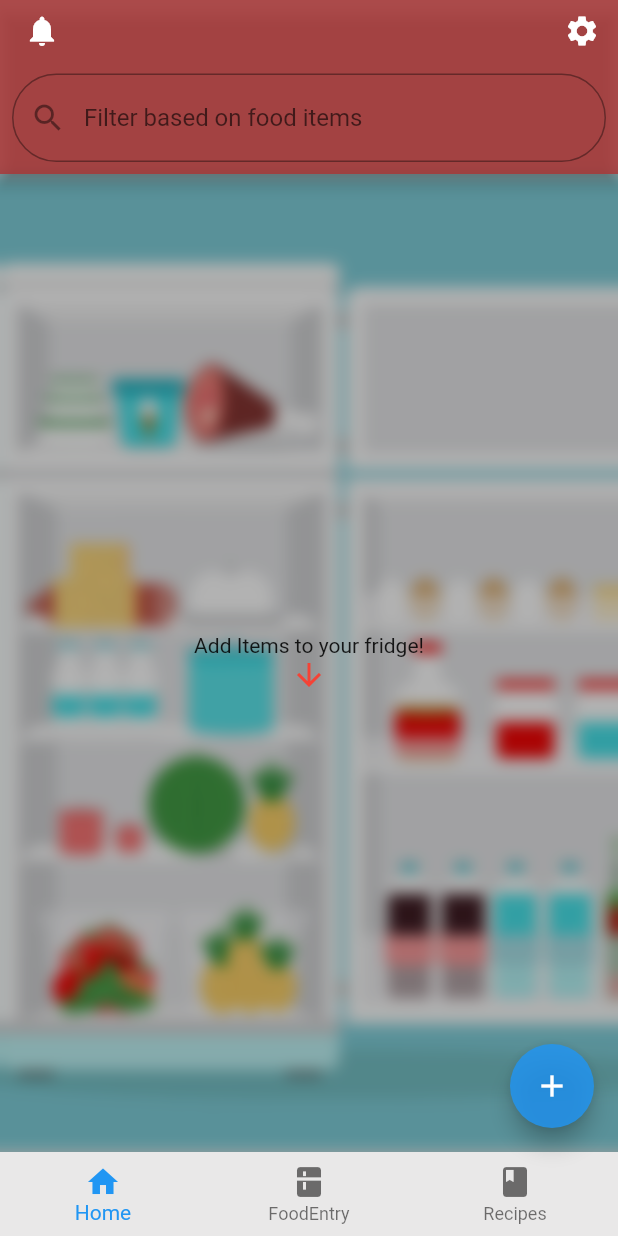
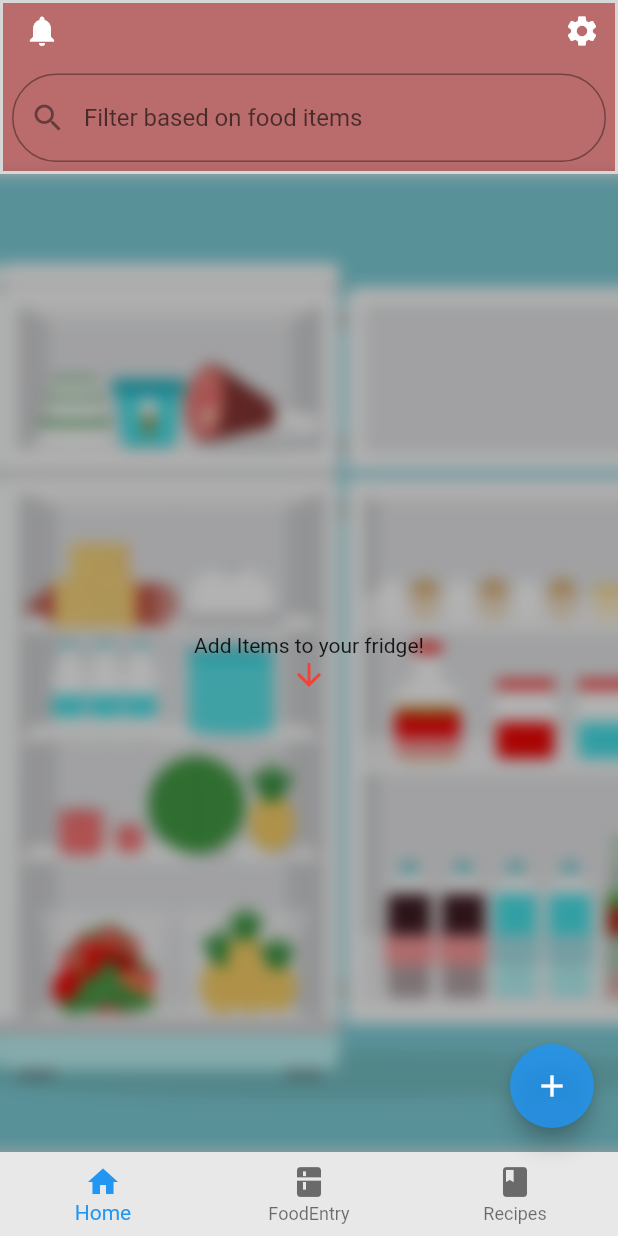
Before and after one commit to Logan-Staley/The-FridgeMasters, a Flutter app: the HomePage screen opened by its route, on a phone screen of 412 x 824 dp. Run offline on Flutter 3.47's test engine with Material 2 defaults, Android fonts, the phone set to English and light mode, and no system bars; our stand-ins replace audioplayers, flutter_dotenv, flutter_secure_storage; accounts and stored records are empty; network calls fail; key blocks and very long unbroken strings in the code were emptied for the run.

Commit message:
small UI changes

```diff
--- a/Project/lib/homepage.dart
+++ b/Project/lib/homepage.dart
@@ -113,8 +113,13 @@ setState(() {
   Widget build(BuildContext context) {
     return Scaffold(
       appBar: AppBar(
-        backgroundColor: Color.fromARGB(220, 160, 48, 48),
-        leading: IconButton(
+        backgroundColor: Color.fromARGB(180, 160, 48, 48),
+        elevation: 0,  // Removes the default shadow
+      shape: RoundedRectangleBorder(
+        side: BorderSide(color: const Color.fromARGB(255, 215, 215, 215), width: 2), // Blue border
+
+
+           ),leading: IconButton(
           icon: Icon(Icons.notifications),
           onPressed: () {
             Navigator.push(
@@ -187,7 +192,7 @@ setState(() {
         color: _getPastelColor(index),
         elevation: 4.0, // Added shadow
         child: Container(
-          height: 180,
+          height: 137,
           child: Stack(
             children: [
               Row(
@@ -226,7 +231,7 @@ setState(() {
               style: DefaultTextStyle.of(context).style,
               children: <TextSpan>[
                 TextSpan(text: 'Name: ', style: TextStyle(fontWeight: FontWeight.normal, fontSize: 12)), // Descriptor size
-                TextSpan(text: '${item['name']}', style: TextStyle(fontWeight: FontWeight.bold, fontSize: 20, color: Color.fromARGB(255, 206, 55, 9))), // User-entered text size
+                TextSpan(text: '${item['name']}', style: TextStyle(fontWeight: FontWeight.bold, fontSize: 20, color: Color.fromARGB(255, 145, 139, 138))), // User-entered text size
                                       ],
                                     ),
                                   ),
```
Also changed, not shown: 1 other file.
